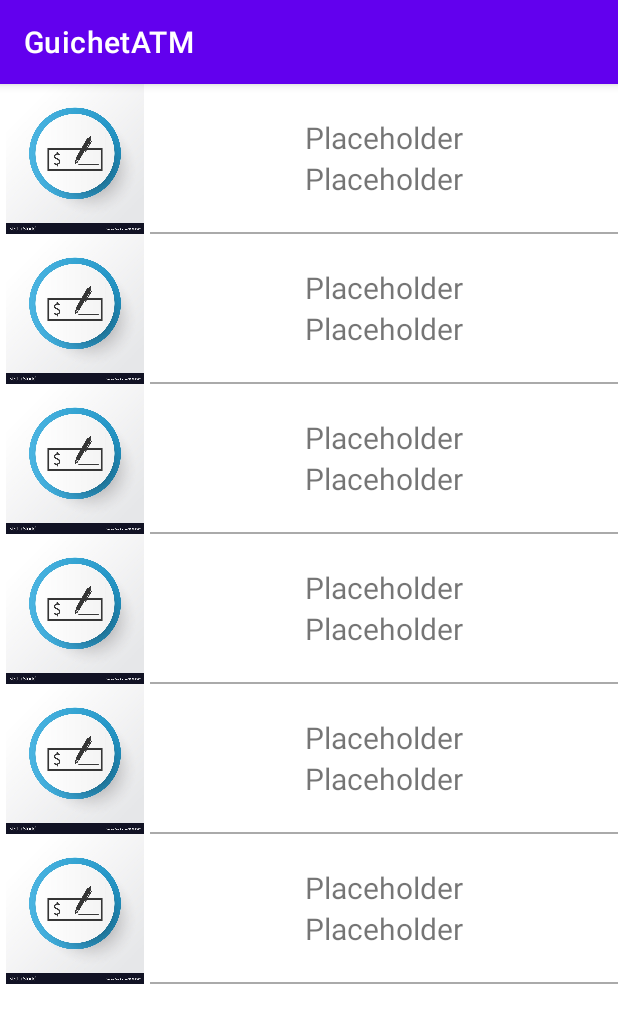
After one commit to AlexForget/GuichetATM, an Android app: the ListeCompteCheque screen opened directly, with no data from a screen before it, on a phone screen of 412 x 824 dp. The commit adds this screen. Shown: the top 1023 px of the screen. Run offline under Robolectric (Android 15) with nearby library versions, the phone set to English and light mode, and no system bars.

Commit message:
ajout interface liste des comptes chèques

```diff
--- a/app/src/main/AndroidManifest.xml
+++ b/app/src/main/AndroidManifest.xml
@@ -9,7 +9,8 @@
         android:roundIcon="@mipmap/ic_launcher_round"
         android:supportsRtl="true"
         android:theme="@style/Theme.GuichetATM">
-        <activity android:name=".EcranAdministrateur"></activity>
+        <activity android:name=".ListeCompteCheque"></activity>
+        <activity android:name=".EcranAdministrateur" />
         <activity android:name=".Guichet" />
         <activity android:name=".MainActivity">
             <intent-filter>
--- /dev/null
+++ b/app/src/main/java/com/rosemont/guichetatm/ListeCompteCheque.java
@@ -0,0 +1,14 @@
+package com.rosemont.guichetatm;
+
+import androidx.appcompat.app.AppCompatActivity;
+
+import android.os.Bundle;
+
+public class ListeCompteCheque extends AppCompatActivity {
+
+    @Override
+    protected void onCreate(Bundle savedInstanceState) {
+        super.onCreate(savedInstanceState);
+        setContentView(R.layout.activity_liste_compte_cheque);
+    }
+}
--- /dev/null
+++ b/app/src/main/res/layout/activity_liste_compte_cheque.xml
@@ -0,0 +1,195 @@
+<?xml version="1.0" encoding="utf-8"?>
+<LinearLayout xmlns:android="http://schemas.android.com/apk/res/android"
+    xmlns:app="http://schemas.android.com/apk/res-auto"
+    xmlns:tools="http://schemas.android.com/tools"
+    android:layout_width="match_parent"
+    android:layout_height="match_parent"
+    android:orientation="horizontal"
+    tools:context=".ListeCompteCheque">
+
+    <LinearLayout
+        android:layout_width="wrap_content"
+        android:layout_height="wrap_content"
+        android:orientation="vertical">
+
+        <ImageView
+            android:layout_width="100dp"
+            android:layout_height="100dp"
+            android:layout_gravity="center"
+            app:srcCompat="@drawable/logocheque" />
+
+        <ImageView
+            android:layout_width="100dp"
+            android:layout_height="100dp"
+            android:layout_gravity="center"
+            app:srcCompat="@drawable/logocheque" />
+
+        <ImageView
+            android:layout_width="100dp"
+            android:layout_height="100dp"
+            android:layout_gravity="center"
+            app:srcCompat="@drawable/logocheque" />
+
+        <ImageView
+            android:layout_width="100dp"
+            android:layout_height="100dp"
+            android:layout_gravity="center"
+            app:srcCompat="@drawable/logocheque" />
+
+        <ImageView
+            android:layout_width="100dp"
+            android:layout_height="100dp"
+            android:layout_gravity="center"
+            app:srcCompat="@drawable/logocheque" />
+
+        <ImageView
+            android:layout_width="100dp"
+            android:layout_height="100dp"
+            android:layout_gravity="center"
+            app:srcCompat="@drawable/logocheque" />
+
+
+    </LinearLayout>
+
+
+    <LinearLayout
+        android:layout_width="0dp"
+        android:layout_height="wrap_content"
+        android:layout_weight="1"
+        android:orientation="vertical">
+
+        <TextView
+            android:layout_width="match_parent"
+            android:layout_height="wrap_content"
+            android:gravity="center"
+            android:textSize="20sp"
+            android:paddingTop="22dp"
+            android:text="Placeholder"/>
+
+
+        <TextView
+            android:layout_width="match_parent"
+            android:layout_height="wrap_content"
+            android:gravity="center"
+            android:textSize="20sp"
+            android:paddingBottom="22dp"
+            android:text="Placeholder"/>
+
+        <View
+            android:layout_width="match_parent"
+            android:layout_height="1dp"
+            android:background="@android:color/darker_gray"/>
+
+        <TextView
+            android:layout_width="match_parent"
+            android:layout_height="wrap_content"
+            android:gravity="center"
+            android:textSize="20sp"
+            android:paddingTop="22dp"
+            android:text="Placeholder"/>
+
+
+        <TextView
+            android:layout_width="match_parent"
+            android:layout_height="wrap_content"
+            android:gravity="center"
+            android:textSize="20sp"
+            android:paddingBottom="22dp"
+            android:text="Placeholder"/>
+
+        <View
+            android:layout_width="match_parent"
+            android:layout_height="1dp"
+            android:background="@android:color/darker_gray"/>
+
+        <TextView
+            android:layout_width="match_parent"
+            android:layout_height="wrap_content"
+            android:gravity="center"
+            android:textSize="20sp"
+            android:paddingTop="22dp"
+            android:text="Placeholder"/>
+
+
+        <TextView
+            android:layout_width="match_parent"
+            android:layout_height="wrap_content"
+            android:gravity="center"
+            android:textSize="20sp"
+            android:paddingBottom="22dp"
+            android:text="Placeholder"/>
+
+        <View
+            android:layout_width="match_parent"
+            android:layout_height="1dp"
+            android:background="@android:color/darker_gray"/>
+
+        <TextView
+            android:layout_width="match_parent"
+            android:layout_height="wrap_content"
+            android:gravity="center"
+            android:textSize="20sp"
+            android:paddingTop="22dp"
+            android:text="Placeholder"/>
+
+
+        <TextView
+            android:layout_width="match_parent"
+            android:layout_height="wrap_content"
+            android:gravity="center"
+            android:textSize="20sp"
+            android:paddingBottom="22dp"
+            android:text="Placeholder"/>
+
+        <View
+            android:layout_width="match_parent"
+            android:layout_height="1dp"
+            android:background="@android:color/darker_gray"/>
+
+        <TextView
+            android:layout_width="match_parent"
+            android:layout_height="wrap_content"
+            android:gravity="center"
+            android:textSize="20sp"
+            android:paddingTop="22dp"
+            android:text="Placeholder"/>
+
+
+        <TextView
+            android:layout_width="match_parent"
+            android:layout_height="wrap_content"
+            android:gravity="center"
+            android:textSize="20sp"
+            android:paddingBottom="22dp"
+            android:text="Placeholder"/>
+
+        <View
+            android:layout_width="match_parent"
+            android:layout_height="1dp"
+            android:background="@android:color/darker_gray"/>
+
+        <TextView
+            android:layout_width="match_parent"
+            android:layout_height="wrap_content"
+            android:gravity="center"
+            android:textSize="20sp"
+            android:paddingTop="22dp"
+            android:text="Placeholder"/>
+
+
+        <TextView
+            android:layout_width="match_parent"
+            android:layout_height="wrap_content"
+            android:gravity="center"
+            android:textSize="20sp"
+            android:paddingBottom="22dp"
+            android:text="Placeholder"/>
+
+        <View
+            android:layout_width="match_parent"
+            android:layout_height="1dp"
+            android:background="@android:color/darker_gray"/>
+
+    </LinearLayout>
+
+</LinearLayout>
--- a/app/src/main/res/values/strings.xml
+++ b/app/src/main/res/values/strings.xml
@@ -28,4 +28,5 @@
     <string name="liste_cheque">Comptes chèques</string>
     <string name="liste_epargne">Comptes épargne</string>
     <string name="liste_client">Liste des clients</string>
+    <string name="liste_cheque_admin">Liste des comptes chèques</string>
 </resources>
```
Also changed, not shown: app/src/main/res/drawable/cheque_32.png (added), app/src/main/res/drawable/logocheque.jpeg (added).
